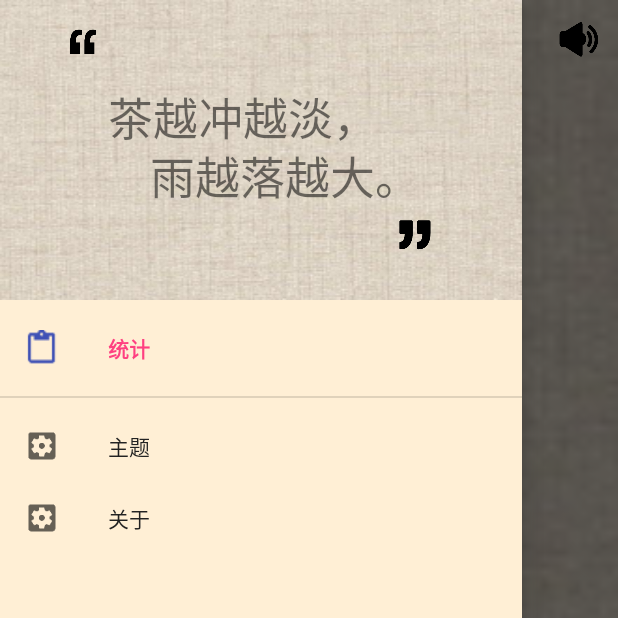
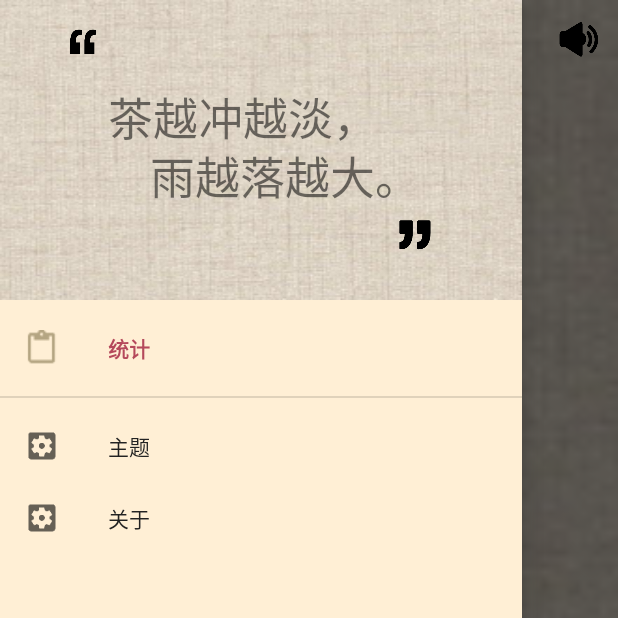
Before and after one commit to F-R-0-G/ZenAttention, an Android app: the screen it shows after launch (MainActivity), with the side drawer open, on a phone screen of 412 x 824 dp, the top half of it. Run offline under Robolectric (Android 15) with nearby library versions, the phone set to English and light mode, and no system bars; libraries missing offline, so code that uses them is left out: com.shawnlin.numberpicker, org.litepal; Roboto replaces fonts that are not available here; 8 statements that could not run were skipped.

Commit message:
develop v1.6 1、调整colors

```diff
--- a/app/src/main/java/com/frog/zenattention/MainActivity.java
+++ b/app/src/main/java/com/frog/zenattention/MainActivity.java
@@ -277,7 +277,8 @@ public class MainActivity extends AppCompatActivity implements View.OnClickListe
                                 resumeButton.setVisibility(View.INVISIBLE);
                                 cancelButton.setVisibility(View.INVISIBLE);
                                 alarm_clock.cancelAlarm();
-                                ToastUtil.showToast(MainActivity.this, "计时器已被取消");
+                                ToastUtil.showToast(MainActivity.this, "计时已取消");
+                                vibrator.vibrate(50);
                             }
                         }
                     });
--- a/app/src/main/java/com/frog/zenattention/checkStatistic.java
+++ b/app/src/main/java/com/frog/zenattention/checkStatistic.java
@@ -37,7 +37,7 @@ public class checkStatistic extends AppCompatActivity {
         super.onCreate(savedInstanceState);
 
         getWindow().addFlags(WindowManager.LayoutParams.FLAG_DRAWS_SYSTEM_BAR_BACKGROUNDS);
-        getWindow().setNavigationBarColor(Color.parseColor("#B4A582"));          // 设置底部导航栏的颜色
+        getWindow().setNavigationBarColor(Color.parseColor("#897D55"));          // 设置底部导航栏的颜色
 
         setContentView(R.layout.activity_check_statistic);
 
@@ -79,7 +79,7 @@ public class checkStatistic extends AppCompatActivity {
 
         barChart.setData(data);
         set.setValueTextSize(15f);         // 设置柱状图上方的值的字体
-        set.setColors(new int[]{Color.rgb(180, 165, 130)});
+        set.setColors(new int[]{Color.parseColor("#B4A582")});
         data.setBarWidth(0.9f);
         barChart.setFitBars(true);
         barChart.setNoDataText("你还没有开始专注");
--- a/app/src/main/res/drawable/start_button_bg.xml
+++ b/app/src/main/res/drawable/button_bg.xml
@@ -4,7 +4,7 @@
     xmlns:android="http://schemas.android.com/apk/res/android"
     android:shape="rectangle">
     <!-- 填充的颜色 -->
-    <solid android:color="@color/Button_theme1" />
+    <solid android:color="@color/colorPrimary" />
 
     <!-- 圆角的半径 -->
     <corners android:radius="10dp" />
--- a/app/src/main/res/drawable/clock_progress_bar.xml
+++ b/app/src/main/res/drawable/clock_progress_bar.xml
@@ -11,8 +11,8 @@
 
         <gradient
             android:angle="0"
-            android:endColor="@color/clock_start"
-            android:startColor="@color/clock_start"
+            android:endColor="@color/colorAccent"
+            android:startColor="@color/colorAccent"
             android:type="sweep"
             android:useLevel="false" />
     </shape>
--- a/app/src/main/res/layout/activity_check_statistic.xml
+++ b/app/src/main/res/layout/activity_check_statistic.xml
@@ -17,7 +17,6 @@
             android:id="@+id/toolbar"
             android:layout_width="match_parent"
             android:layout_height="?attr/actionBarSize"
-            android:background="@color/Button_theme1"
             app:title="专注时间"
             app:popupTheme="@style/AppTheme.PopupOverlay" />
 
--- a/app/src/main/res/layout/clock.xml
+++ b/app/src/main/res/layout/clock.xml
@@ -41,10 +41,10 @@
         android:layout_marginBottom="36dp"
         android:layout_centerHorizontal="true"
         app:np_textSize="30sp"
-        app:np_dividerColor="@color/Button_theme1"
+        app:np_dividerColor="@color/colorPrimary"
         app:np_dividerDistance="70dp"
         app:np_dividerThickness="3dp"
-        app:np_selectedTextColor="@color/clock_start"
+        app:np_selectedTextColor="@color/colorAccent"
         app:np_selectedTextSize="40sp">
     </com.shawnlin.numberpicker.NumberPicker>
 
--- a/app/src/main/res/values/colors.xml
+++ b/app/src/main/res/values/colors.xml
@@ -1,11 +1,9 @@
 <?xml version="1.0" encoding="utf-8"?>
 <resources>
-    <color name="colorPrimary">#3F51B5</color>
-    <color name="colorPrimaryDark">#B4A582</color>
-    <color name="colorAccent">#FF4081</color>
+    <color name="colorPrimary">#B4A582</color>
+    <color name="colorPrimaryDark">#897D55</color>
+    <color name="colorAccent">#B5495B</color>
     <color name="white">#FFFFFF</color>
     <color name="cream">#FFEFD5</color>
     <color name="clock_background">#C7802D</color>
-    <color name="clock_start">#B5495B</color>
-    <color name="Button_theme1">#B4A582</color>
 </resources>
--- a/app/src/main/res/values/styles.xml
+++ b/app/src/main/res/values/styles.xml
@@ -12,8 +12,8 @@
     <style name="AppTheme.PopupOverlay" parent="ThemeOverlay.AppCompat.Light" />
 
     <style name="ButtonStyle" parent="Theme.AppCompat.Light">
-        <item name="colorControlHighlight">@color/clock_start</item>
-        <item name="colorButtonNormal">@color/Button_theme1</item>
+        <item name="colorControlHighlight">@color/colorAccent</item>
+        <item name="colorButtonNormal">@color/colorPrimary</item>
     </style>
 
 </resources>
```
Also changed, not shown: app/src/main/res/layout/drawer_body.xml (+4 -8 lines).
